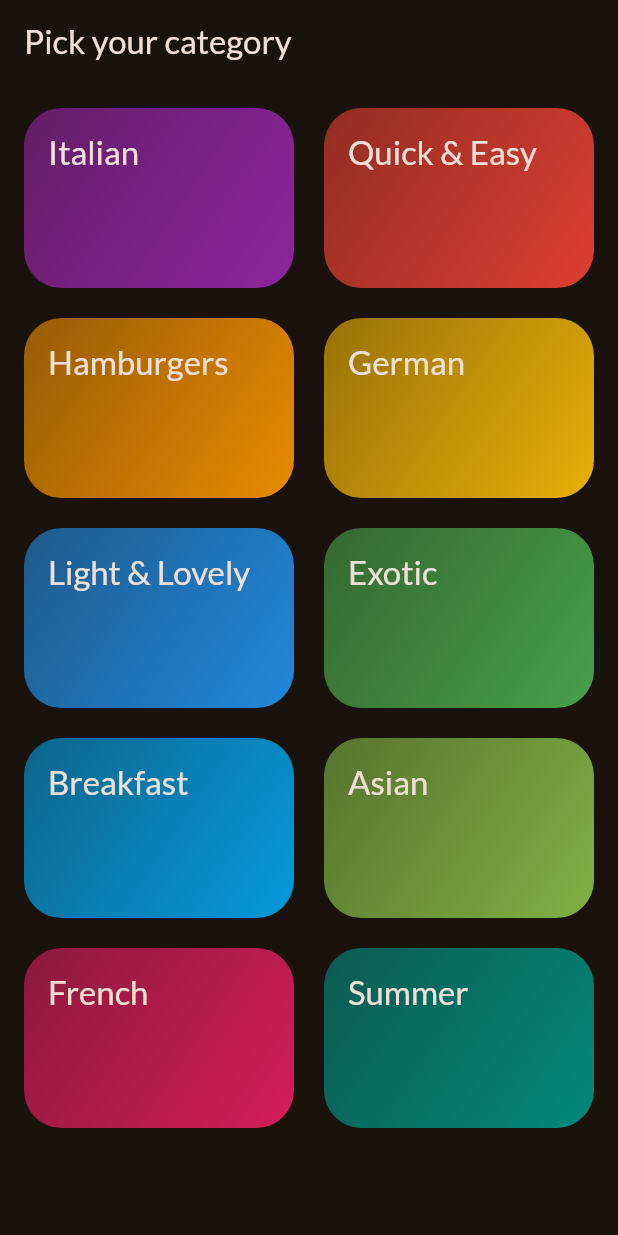
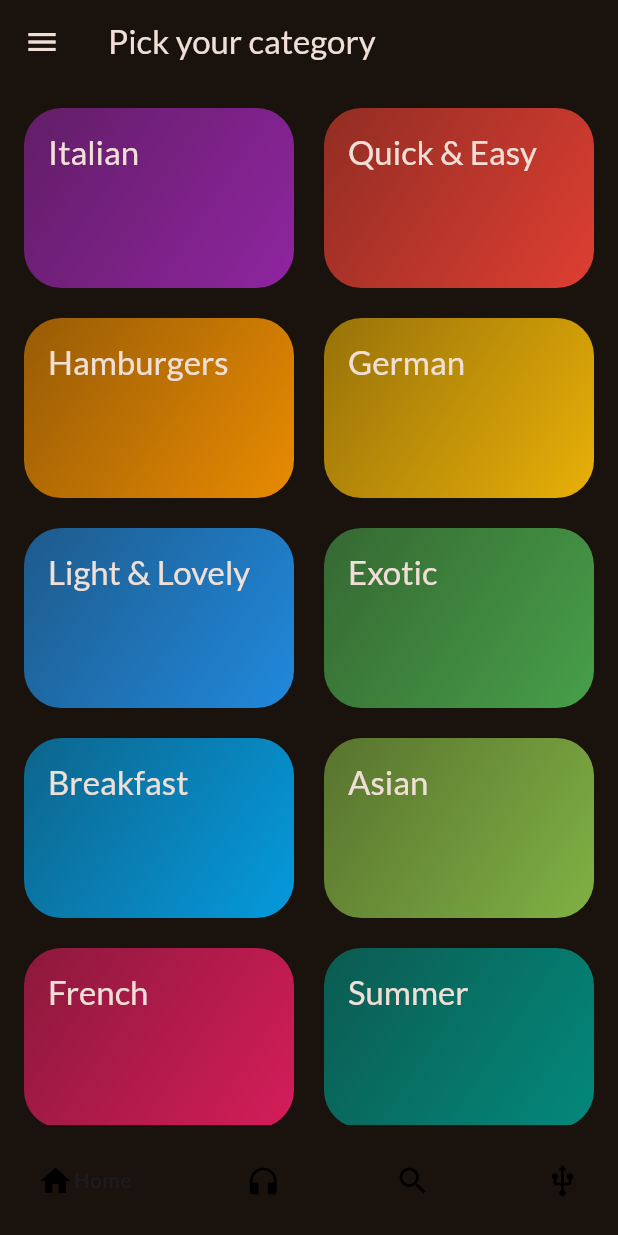
Before and after one commit to RAFYA-Hamza/FlutterAppProjects, a Flutter app: the screen it shows after launch, on a phone screen of 412 x 824 dp. Run offline on Flutter 3.47's test engine with Material 3 defaults, Android fonts, the phone set to English and light mode, and no system bars; drawn by our look-alikes of google_nav_bar; our stand-ins replace google_fonts.

Commit message:
Some add

```diff
--- a/meals_app/lib/screens/categories_screen.dart
+++ b/meals_app/lib/screens/categories_screen.dart
@@ -1,6 +1,7 @@
 import 'package:flutter/material.dart';
 import 'package:meals_app/data/dummy_data.dart';
 import 'package:meals_app/widgets/category_grid_item.dart';
+import 'package:google_nav_bar/google_nav_bar.dart';
 
 class CategoriesScreen extends StatelessWidget {
   const CategoriesScreen({super.key});
@@ -8,6 +9,7 @@ class CategoriesScreen extends StatelessWidget {
   @override
   Widget build(BuildContext context) {
     return Scaffold(
+      drawer: const Drawer(),
       appBar: AppBar(
         title: const Text("Pick your category"),
       ),
@@ -27,6 +29,26 @@ class CategoriesScreen extends StatelessWidget {
             CategoryGridItem(category: element),
         ],
       ),
+      bottomNavigationBar: GNav(
+        tabs: [
+          GButton(
+            icon: Icons.home,
+            text: 'Home',
+          ),
+          GButton(
+            icon: Icons.headphones,
+            text: 'Likes',
+          ),
+          GButton(
+            icon: Icons.search,
+            text: 'Search',
+          ),
+          GButton(
+            icon: Icons.usb_rounded,
+            text: 'Profile',
+          )
+        ],
+      ),
     );
   }
 }
--- a/meals_app/lib/widgets/category_grid_item.dart
+++ b/meals_app/lib/widgets/category_grid_item.dart
@@ -17,8 +17,7 @@ class CategoryGridItem extends StatelessWidget {
         Navigator.of(context).push(
           MaterialPageRoute(
             builder: (context) {
-              return MealsScreen(
-                  title: category.title, id: category.id, meals: dummyMeals);
+              return MealsScreen(category: category, meals: dummyMeals);
             },
           ),
         );
--- a/meals_app/lib/widgets/ingredients_steps_widget.dart
+++ b/meals_app/lib/widgets/ingredients_steps_widget.dart
@@ -3,9 +3,12 @@ import 'package:flutter/material.dart';
 class IngredientStepWidget extends StatelessWidget {
   const IngredientStepWidget({
     required this.text,
+
+    /// required this.category,
     super.key,
   });
   final String text;
+  // final Category category;
 
   @override
   Widget build(BuildContext context) {
--- a/meals_app/pubspec.yaml
+++ b/meals_app/pubspec.yaml
@@ -36,6 +36,7 @@ dependencies:
   # Use with the CupertinoIcons class for iOS style icons.
   cupertino_icons: ^1.0.2
   google_fonts: ^6.1.0
+  google_nav_bar: ^5.0.6
 
 dev_dependencies:
   flutter_test:
```
Also changed, not shown: meals_app/lib/screens/meal_details_screen.dart (+21 -5 lines), meals_app/lib/screens/meals_screen.dart (+7 -8 lines), meals_app/lib/widgets/list_meals.dart (+47 -7 lines), meals_app/pubspec.lock.
